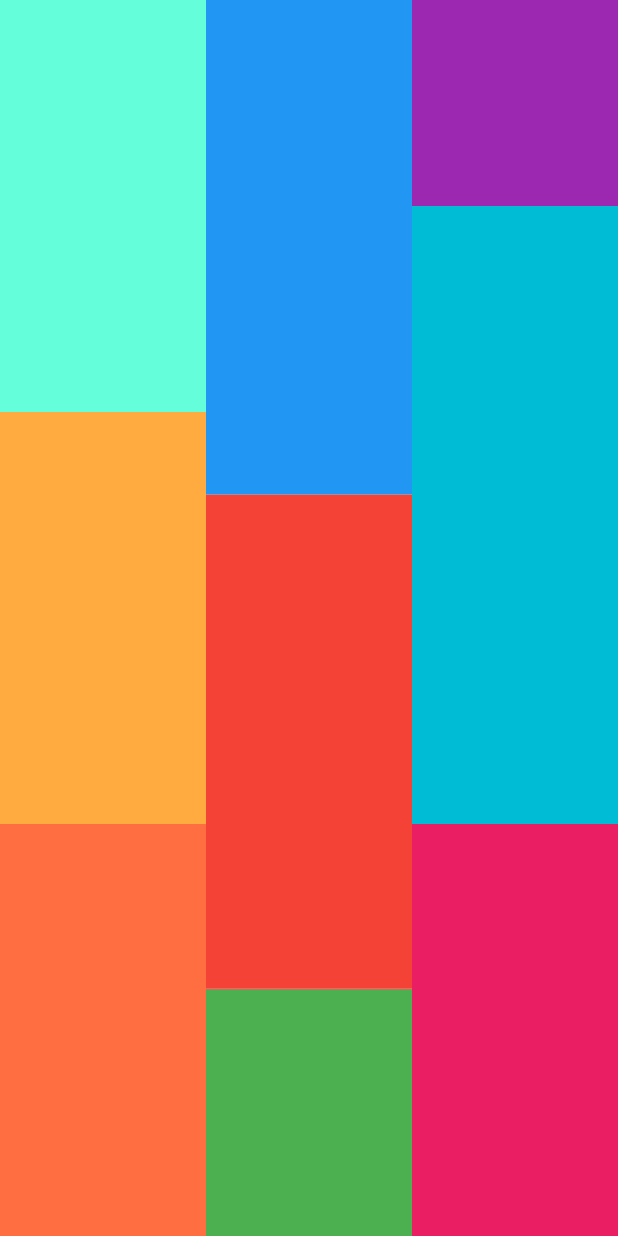
After one commit to ombhut175/flutterLearning, a Flutter app: the Second screen opened directly, on a phone screen of 412 x 824 dp. The commit adds this screen. Run offline on Flutter 3.47's test engine with Material 3 defaults, Android fonts, the phone set to English and light mode, and no system bars; missing offline and left inert: dart:ffi.

Commit message:
new layouts added

```diff
--- /dev/null
+++ b/labWork/lib/Layouts/second.dart
@@ -0,0 +1,84 @@
+import 'package:flutter/cupertino.dart';
+import 'package:flutter/material.dart';
+
+class Second extends StatelessWidget{
+  const Second({super.key});
+
+  @override
+  Widget build(BuildContext context){
+    return Scaffold(
+      body: Row(
+        children: [
+          Expanded(
+            child: Column(
+              children: [
+                Expanded(
+                  child: Container(
+                    color: Colors.tealAccent,
+                  ),
+                ),
+                Expanded(
+                  child: Container(
+                    color: Colors.orangeAccent,
+                  ),
+                ),
+                Expanded(
+                  child: Container(
+                    color: Colors.deepOrangeAccent,
+                  ),
+                )
+              ],
+            ),
+          ),
+          Expanded(
+            child: Column(
+              children: [
+                Expanded(
+                  flex: 4,
+                  child: Container(
+                    color: Colors.blue,
+                  ),
+                ),
+                Expanded(
+                  flex: 4,
+                  child: Container(
+                    color: Colors.red,
+                  ),
+                ),
+                Expanded(
+                  flex: 2,
+                  child: Container(
+                    color: Colors.green,
+                  ),
+                )
+              ],
+            ),
+          ),
+          Expanded(
+            child: Column(
+              children: [
+                Expanded(
+                  child: Container(
+                    color: Colors.purple,
+                  ),
+                ),
+                Expanded(
+                  flex: 3,
+                  child: Container(
+                    color: Colors.cyan,
+                  ),
+                ),
+                Expanded(
+                  flex: 2,
+                  child: Container(
+                    color: Colors.pink,
+                  ),
+                )
+              ],
+            ),
+          )
+        ],
+      ),
+    );
+  }
+}
```
Also changed, not shown: labWork/lib/Layouts/first.dart (added, +66 -0 lines), labWork/lib/Layouts/third.dart (added, +79 -0 lines), labWork/lib/crud/main.dart (+5 -3 lines), labWork/lib/crud/user.dart (+28 -6 lines).
